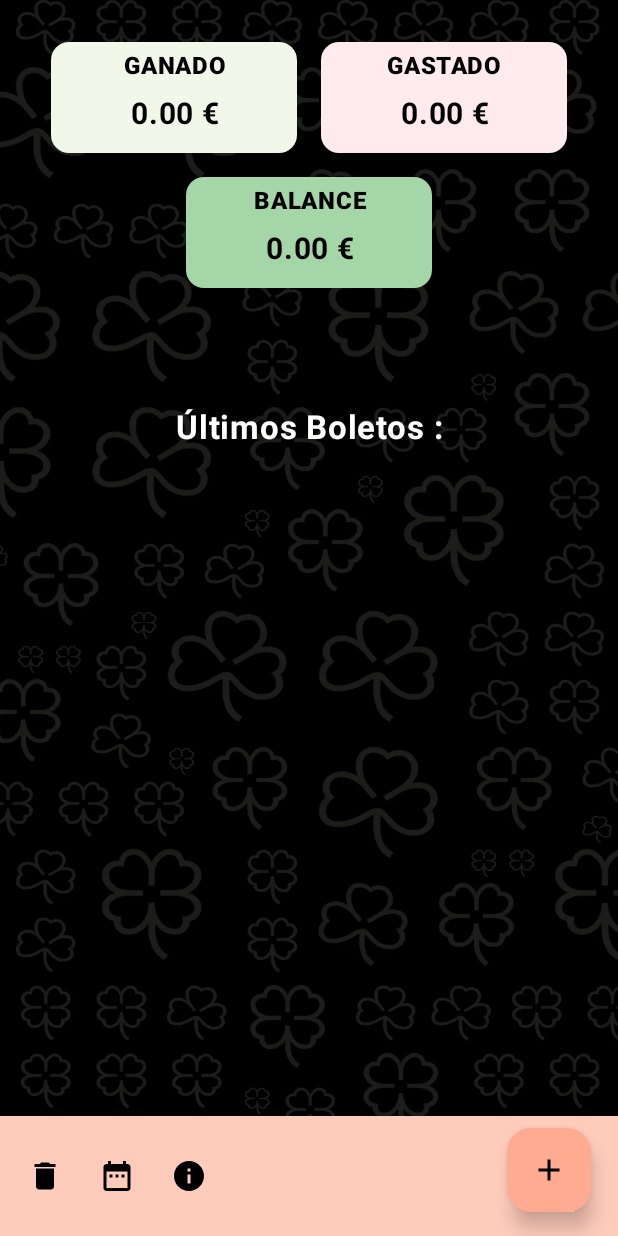
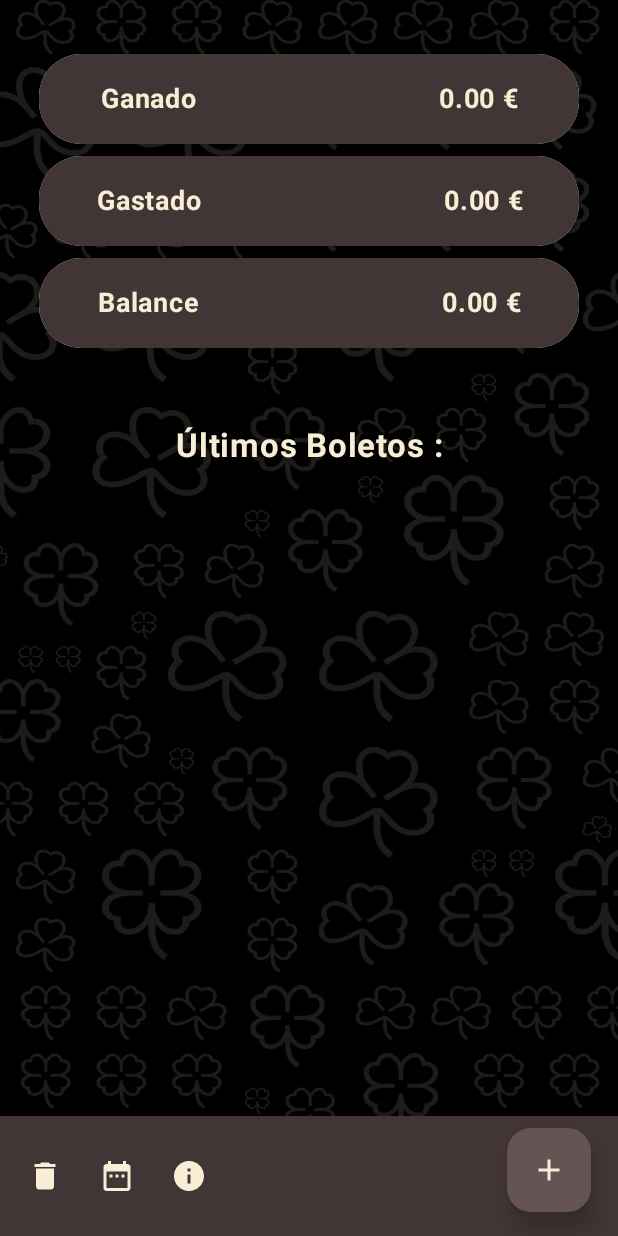
Before and after one commit to petyo-petkov/LotteryBalance, an Android app built with Jetpack Compose: the screen it shows after launch (MainActivity), on a phone screen of 412 x 824 dp. Run offline under Robolectric (Android 15) with nearby library versions, the light colour scheme and no system bars; our stand-ins replace Dagger/Hilt's generated code, Room's generated code; libraries missing offline, so code that uses them is left out: com.google.mlkit.vision.

Commit message:
dark theme

```diff
--- a/app/src/main/java/com/example/lotterybalance/database/dao/Dao.kt
+++ b/app/src/main/java/com/example/lotterybalance/database/dao/Dao.kt
@@ -56,7 +56,7 @@ interface PremioDao {
     fun getPremios(): Flow<List<PremioEntity>>
 
     @Query("SELECT * FROM premio_table")
-    fun getPremio(): Flow<PremioEntity>
+    fun getPremio(): Flow<PremioEntity>?
 
     @Query("SELECT * FROM premio_table WHERE boletoId=:id")
     fun loadPremioByID(id: Long): Flow<PremioEntity>
--- a/app/src/main/java/com/example/lotterybalance/database/entities/Entities.kt
+++ b/app/src/main/java/com/example/lotterybalance/database/entities/Entities.kt
@@ -5,8 +5,6 @@ import androidx.room.PrimaryKey
 
 @Entity(tableName = "boletos_table")
 data class BoletoEntity(
-   // @PrimaryKey(autoGenerate = true)
-   // val id: Int = 0,
     @PrimaryKey val numeroSerie: Long,
     val tipo: String,
     val fecha: Long,
@@ -19,8 +17,7 @@ data class BoletoEntity(
 
 @Entity(tableName = "premio_table")
 data class PremioEntity(
-    //@PrimaryKey(autoGenerate = true) val id: Int = 0,
     @PrimaryKey val boletoId: Long,
-    var premio: Double?
+    val premio: Double?
 
 )
--- a/app/src/main/java/com/example/lotterybalance/presentation/FirstScreen.kt
+++ b/app/src/main/java/com/example/lotterybalance/presentation/FirstScreen.kt
@@ -6,14 +6,20 @@ import androidx.compose.material3.Scaffold
 import androidx.compose.runtime.Composable
 import androidx.compose.ui.Modifier
 import androidx.compose.ui.graphics.Color
+import androidx.hilt.navigation.compose.hiltViewModel
 import androidx.navigation.NavController
 import com.example.lotterybalance.presentation.firstScreen.BottomBar
 import com.example.lotterybalance.presentation.firstScreen.Content
+import com.example.lotterybalance.viewModels.BoletoViewModel
 
 @SuppressLint("UnusedMaterial3ScaffoldPaddingParameter")
 @Composable
-fun FirstScreen(navController: NavController)
+fun FirstScreen(navController: NavController,  boletoModel: BoletoViewModel = hiltViewModel())
 {
+    boletoModel.getBoletoEntity()
+    boletoModel.getAllboletosConPremios()
+    boletoModel.getPremios()
+
     Scaffold(
         modifier = Modifier.fillMaxSize(),
         containerColor = Color(0xFF4D4646),
--- a/app/src/main/java/com/example/lotterybalance/presentation/firstScreen/BalanceCard.kt
+++ b/app/src/main/java/com/example/lotterybalance/presentation/firstScreen/BalanceCard.kt
@@ -1,56 +1,114 @@
 package com.example.lotterybalance.presentation.firstScreen
 
-import androidx.compose.foundation.layout.fillMaxWidth
+import androidx.compose.foundation.background
+import androidx.compose.foundation.layout.Arrangement
+import androidx.compose.foundation.layout.Column
+import androidx.compose.foundation.layout.Row
+import androidx.compose.foundation.layout.Spacer
+import androidx.compose.foundation.layout.fillMaxSize
 import androidx.compose.foundation.layout.padding
 import androidx.compose.foundation.layout.size
 import androidx.compose.material3.Card
-import androidx.compose.material3.CardColors
-import androidx.compose.material3.CardDefaults
+import androidx.compose.material3.ShapeDefaults
 import androidx.compose.material3.Text
 import androidx.compose.runtime.Composable
+import androidx.compose.ui.Alignment
 import androidx.compose.ui.Modifier
 import androidx.compose.ui.graphics.Color
 import androidx.compose.ui.text.font.FontWeight
 import androidx.compose.ui.text.style.TextAlign
 import androidx.compose.ui.unit.dp
 import androidx.compose.ui.unit.sp
+import java.util.Locale
 
 @Composable
-fun BalanceCard(titulo: String, valor: String){
-    val colorMayor = CardDefaults.cardColors(containerColor = Color(0xFFA5D6A7))
-    val colorMenor = CardDefaults.cardColors(containerColor = Color(0xFFEF9A9A))
+fun BalanceCard(gastado: Double, ganado: Double) {
 
-    val color: CardColors = if (valor.toDouble() >= 0.0){
+    val balance = ganado - gastado
+    fun cambiarColor(valor: Double): Color {
+        val colorMayor = Color(0xFF00C853)
+        val colorMenor = Color(0xFFEF5350)
+        val colorNeutro = Color(0xFFF8EDD5)
+
+        val colorBalance: Color = if (valor > 0.0) {
             colorMayor
-    }else colorMenor
+        }else if (valor == 0.0){
+            colorNeutro
+        }
+        else colorMenor
+
+        return colorBalance
+
+    }
+
+    Column(
+        modifier = Modifier.padding(12.dp),
+        verticalArrangement = Arrangement.Center,
+        horizontalAlignment = Alignment.CenterHorizontally
+
+    ) {
+
+        Fila(
+            texto = "Ganado",
+            valor = String.format(locale = Locale.ENGLISH, "%.2f", ganado),
+            color = Color(0xFFF8EDD5)
+        )
+
+        Fila(
+            texto = "Gastado",
+            valor = String.format(locale = Locale.ENGLISH, "%.2f", gastado),
+            color = Color(0xFFF8EDD5)
+        )
+
+        Fila(
+            texto = "Balance",
+            valor = String.format(locale = Locale.ENGLISH, "%.2f", (ganado - gastado)),
+            color = cambiarColor(balance)
+        )
+
+    }
+
+
+}
+
+@Composable
+fun Fila(texto: String, valor: String, color: Color) {
 
     Card(
         modifier = Modifier
-            .size(180.dp, 90.dp)
-            .padding(8.dp),
-        colors = color
+            .padding(vertical = 4.dp)
+            .size(360.dp, 60.dp),
+        shape = ShapeDefaults.ExtraLarge
+    ) {
 
+        Row(
+            modifier = Modifier
+                .fillMaxSize()
+                .background(Color(0xFF413535)),
+            horizontalArrangement = Arrangement.Center,
+            verticalAlignment = Alignment.CenterVertically
         ) {
             Text(
-            text = titulo,
+                text = texto,
                 modifier = Modifier
-                .padding(4.dp)
-                .fillMaxWidth(),
-            textAlign = TextAlign.Center,
-            fontWeight = FontWeight.Black,
-            color = Color.Black
+                    .padding(0.dp),
+                fontSize = 18.sp,
+                textAlign = TextAlign.Start,
+                fontWeight = FontWeight.Bold,
+                color = Color(0xFFF8EDD5)
             )
-
+            Spacer(modifier = Modifier.padding(horizontal = 80.dp))
             Text(
                 text = "$valor ${Typography.euro}",
                 modifier = Modifier
-                .fillMaxWidth()
-                .padding(4.dp),
-            fontSize = 20.sp,
-            textAlign = TextAlign.Center,
+                    .padding(0.dp),
+                fontSize = 18.sp,
+                textAlign = TextAlign.End,
                 fontWeight = FontWeight.Bold,
-            color = Color.Black
+                color = color
             )
         }
+    }
+
 
 }
--- a/app/src/main/java/com/example/lotterybalance/presentation/firstScreen/BottomBar.kt
+++ b/app/src/main/java/com/example/lotterybalance/presentation/firstScreen/BottomBar.kt
@@ -80,8 +80,8 @@ fun BottomBar(navController: NavController) {
         },
         modifier = Modifier,
         floatingActionButton = { FAB() },
-        containerColor = Color(0xFFFFCCBC),
-        contentColor = Color.Black,
+        containerColor = Color(0xFF413535),
+        contentColor = Color(0xFFF8EDD5),
         contentPadding = PaddingValues(horizontal = 6.dp)
     )
 
@@ -160,9 +160,9 @@ fun BottomBar(navController: NavController) {
 
 
     DialogoBorrar(
-        showDialog,                              // val show: Boolean
-        { showDialog = false },                  // onDismiss()
-        {                                  // onConfirm()
+        showDialog,
+        { showDialog = false },
+        {
             boletoModel.deleteAllBoletos()
             boletoModel.deletePremios()
             Toast.makeText(context, "Se han borrado todos los boletos", Toast.LENGTH_SHORT)
--- a/app/src/main/java/com/example/lotterybalance/presentation/firstScreen/FAB.kt
+++ b/app/src/main/java/com/example/lotterybalance/presentation/firstScreen/FAB.kt
@@ -18,8 +18,8 @@ fun FAB(viewModel: MainViewModel = hiltViewModel()) {
     FloatingActionButton(
         onClick = { viewModel.startScanning() },
         modifier = Modifier,
-        containerColor = Color(0xFFFFAB91),
-        contentColor = Color.Black,
+        containerColor = Color(0xFF665454),
+        contentColor = Color(0xFFF8EDD5),
         elevation = FloatingActionButtonDefaults.elevation(8.dp)
     ) {
         Icon(Icons.Filled.Add, null)
--- a/app/src/main/java/com/example/lotterybalance/presentation/firstScreen/GanadoCard.kt
+++ /dev/null
@@ -1,48 +0,0 @@
-package com.example.lotterybalance.presentation.firstScreen
-
-import androidx.compose.foundation.layout.fillMaxWidth
-import androidx.compose.foundation.layout.padding
-import androidx.compose.foundation.layout.size
-import androidx.compose.material3.Card
-import androidx.compose.material3.CardDefaults
-import androidx.compose.material3.Text
-import androidx.compose.runtime.Composable
-import androidx.compose.ui.Modifier
-import androidx.compose.ui.graphics.Color
-import androidx.compose.ui.text.font.FontWeight
-import androidx.compose.ui.text.style.TextAlign
-import androidx.compose.ui.unit.dp
-import androidx.compose.ui.unit.sp
-
-@Composable
-fun GanadoCard(titulo: String, valor: String){
-    Card(
-        modifier = Modifier
-            .size(180.dp, 90.dp)
-            .padding(8.dp),
-        colors = CardDefaults.cardColors(
-            containerColor = Color(0xFFF1F8E9)
-        )
-    ) {
-        Text(
-            text = titulo,
-            modifier = Modifier
-                .padding(4.dp)
-                .fillMaxWidth(),
-            textAlign = TextAlign.Center,
-            fontWeight = FontWeight.Black,
-            color = Color.Black
-        )
-
-        Text(
-            text = "$valor ${Typography.euro}",
-            modifier = Modifier.fillMaxWidth()
-                .padding(4.dp),
-            textAlign = TextAlign.Center,
-            fontSize = 20.sp,
-            fontWeight = FontWeight.Bold,
-            color = Color.Black
-        )
-    }
-
-}
--- a/app/src/main/java/com/example/lotterybalance/presentation/firstScreen/GastadoCard.kt
+++ /dev/null
@@ -1,49 +0,0 @@
-package com.example.lotterybalance.presentation.firstScreen
-
-import androidx.compose.foundation.layout.fillMaxWidth
-import androidx.compose.foundation.layout.padding
-import androidx.compose.foundation.layout.size
-import androidx.compose.material3.Card
-import androidx.compose.material3.CardDefaults
-import androidx.compose.material3.Text
-import androidx.compose.runtime.Composable
-import androidx.compose.ui.Modifier
-import androidx.compose.ui.graphics.Color
-import androidx.compose.ui.text.font.FontWeight
-import androidx.compose.ui.text.style.TextAlign
-import androidx.compose.ui.unit.dp
-import androidx.compose.ui.unit.sp
-
-@Composable
-fun GastadoCard(titulo: String, valor: String){
-    Card(
-        modifier = Modifier
-            .size(180.dp, 90.dp)
-            .padding(8.dp),
-        colors = CardDefaults.cardColors(
-            containerColor = Color(0xFFFFEBEE)
-        )
-    ) {
-        Text(
-            text = titulo,
-            modifier = Modifier
-                .padding(4.dp)
-                .fillMaxWidth(),
-            textAlign = TextAlign.Center,
-            fontWeight = FontWeight.Black,
-            color = Color.Black
-        )
-
-        Text(
-            text = "$valor ${Typography.euro}",
-            modifier = Modifier
-                .fillMaxWidth()
-                .padding(4.dp),
-            textAlign = TextAlign.Center,
-            fontSize = 20.sp,
-            fontWeight = FontWeight.Bold,
-            color = Color.Black
-        )
-    }
-
-}
--- a/app/src/main/java/com/example/lotterybalance/presentation/firstScreen/ScreenContent.kt
+++ b/app/src/main/java/com/example/lotterybalance/presentation/firstScreen/ScreenContent.kt
@@ -1,9 +1,8 @@
 package com.example.lotterybalance.presentation.firstScreen
 
-import androidx.compose.foundation.layout.Arrangement
 import androidx.compose.foundation.layout.Column
-import androidx.compose.foundation.layout.Row
 import androidx.compose.foundation.layout.Spacer
+import androidx.compose.foundation.layout.fillMaxSize
 import androidx.compose.foundation.layout.fillMaxWidth
 import androidx.compose.foundation.layout.padding
 import androidx.compose.material3.Text
@@ -21,14 +20,9 @@ import androidx.compose.ui.unit.sp
 import androidx.hilt.navigation.compose.hiltViewModel
 import com.example.lotterybalance.R
 import com.example.lotterybalance.viewModels.BoletoViewModel
-import java.util.Locale
 
 @Composable
 fun Content( boletoModel: BoletoViewModel = hiltViewModel() ) {
-
-    boletoModel.getBoletoEntity()
-    boletoModel.getPremios()
-    boletoModel.getAllboletosConPremios()
 
     val boletosPremio = boletoModel.boletosPremio
     val boletos = boletoModel.boletos
@@ -42,7 +36,7 @@ fun Content( boletoModel: BoletoViewModel = hiltViewModel() ) {
     }
     premios.forEach { premio ->
         if (premio.premio != null){
-            ganado += premio.premio!!
+            ganado += premio.premio
         }
 
     }
@@ -50,39 +44,29 @@ fun Content( boletoModel: BoletoViewModel = hiltViewModel() ) {
     Column(
         horizontalAlignment = Alignment.CenterHorizontally,
         modifier = Modifier
+            .fillMaxSize()
             .paint(
                 painter = painterResource(id = R.drawable.fondo1),
                 contentScale = ContentScale.FillBounds
             )
     )
     {
-        Row(
-            modifier = Modifier
-                .padding(top = 20.dp)
-                .fillMaxWidth(),
-            horizontalArrangement = Arrangement.Center,
-            verticalAlignment = Alignment.CenterVertically
-        ) {
 
-            GanadoCard(titulo = "GANADO",
-                valor = String.format(locale = Locale.ENGLISH, "%.2f", ganado))
-            GastadoCard(titulo = "GASTADO",
-                valor = String.format(locale = Locale.ENGLISH, "%.2f", gastado))
+        Spacer(modifier = Modifier.padding(10.dp))
 
-        }
-        BalanceCard(
-            titulo = "BALANCE",
-            valor = String.format(locale = Locale.ENGLISH, "%.2f", (ganado - gastado)))
+        BalanceCard(gastado = gastado, ganado = ganado)
 
-        Spacer(modifier = Modifier.padding(36.dp))
+        Spacer(modifier = Modifier.padding(18.dp))
+
         Text(
-            color = Color.White,
+            color = Color(0xFFF8EDD5),
             text = "Últimos Boletos :",
             modifier = Modifier.fillMaxWidth(),
             textAlign = TextAlign.Center,
             fontSize = 22.sp,
             fontWeight = FontWeight.Bold
         )
+        Spacer(modifier = Modifier.padding(10.dp))
 
         LazyFila(lista = boletosPremio.takeLast(10))
 
--- a/app/src/main/java/com/example/lotterybalance/presentation/secondScreen/SecFAB.kt
+++ b/app/src/main/java/com/example/lotterybalance/presentation/secondScreen/SecFAB.kt
@@ -22,9 +22,9 @@ fun SecFAB(navController: NavController) {
             }
         },
         modifier = Modifier.padding(bottom = 24.dp, end = 18.dp),
-        containerColor = Color(0xFFFFAB91),
-        contentColor = Color.Black,
-        elevation = FloatingActionButtonDefaults.elevation(8.dp)
+        containerColor = Color(0xFF665454),
+        contentColor = Color(0xFFF8EDD5),
+        elevation = FloatingActionButtonDefaults.elevation(4.dp)
 
     ) {
         Icon(Icons.AutoMirrored.Filled.ArrowBack, null)
--- a/app/src/main/java/com/example/lotterybalance/ui/theme/Color.kt
+++ b/app/src/main/java/com/example/lotterybalance/ui/theme/Color.kt
@@ -2,10 +2,10 @@ package com.example.lotterybalance.ui.theme
 
 import androidx.compose.ui.graphics.Color
 
-val Purple80 = Color(0xFFD0BCFF)
-val PurpleGrey80 = Color(0xFFCCC2DC)
-val Pink80 = Color(0xFFEFB8C8)
+val Primario = Color(0xFF413535)
+val Secundario = Color(0xFF665454)
+val Contenido = Color(0xFFF8EDD5)
 
-val Purple40 = Color(0xFF6650a4)
+val Background = Color(0xFF4D4C4C)
 val PurpleGrey40 = Color(0xFF625b71)
 val Pink40 = Color(0xFF7D5260)
--- a/app/src/main/java/com/example/lotterybalance/ui/theme/Theme.kt
+++ b/app/src/main/java/com/example/lotterybalance/ui/theme/Theme.kt
@@ -17,13 +17,13 @@ import androidx.compose.ui.platform.LocalView
 import androidx.core.view.WindowCompat
 
 private val DarkColorScheme = darkColorScheme(
-    primary = Color(0xFF181717),
-    secondary = PurpleGrey80,
-    tertiary = Pink80
+    primary = Color(0xFF413535),
+    secondary = Color(0xFF665454),
+    tertiary = Color(0xFFF8EDD5)
 )
 
 private val LightColorScheme = lightColorScheme(
-    primary = Purple40,
+    primary = Color(0xFF665454),
     secondary = PurpleGrey40,
     tertiary = Pink40
 
--- a/app/src/main/java/com/example/lotterybalance/viewModels/BoletoViewModel.kt
+++ b/app/src/main/java/com/example/lotterybalance/viewModels/BoletoViewModel.kt
@@ -176,8 +176,8 @@ class BoletoViewModel @Inject constructor(
     fun getPremio() {
         viewModelScope.launch {
             premioDao.getPremio()
-                .flowOn(Dispatchers.IO)
-                .collect { result ->
+                ?.flowOn(Dispatchers.IO)
+                ?.collect { result ->
                     premio = result
                 }
         }
```
Also changed, not shown: app/src/main/java/com/example/lotterybalance/presentation/firstScreen/CardContentBoleto.kt (+4 -4 lines), app/src/main/java/com/example/lotterybalance/presentation/firstScreen/InfoDialog.kt (+4 -6 lines), app/src/main/java/com/example/lotterybalance/presentation/firstScreen/LazyFila.kt (+5 -5 lines), app/src/main/java/com/example/lotterybalance/presentation/secondScreen/InfoBalanceCard.kt (+38 -34 lines), app/src/main/java/com/example/lotterybalance/presentation/secondScreen/SecScreenContent.kt (+22 -14 lines). Lines whose indentation alone changed are shown as unchanged.
